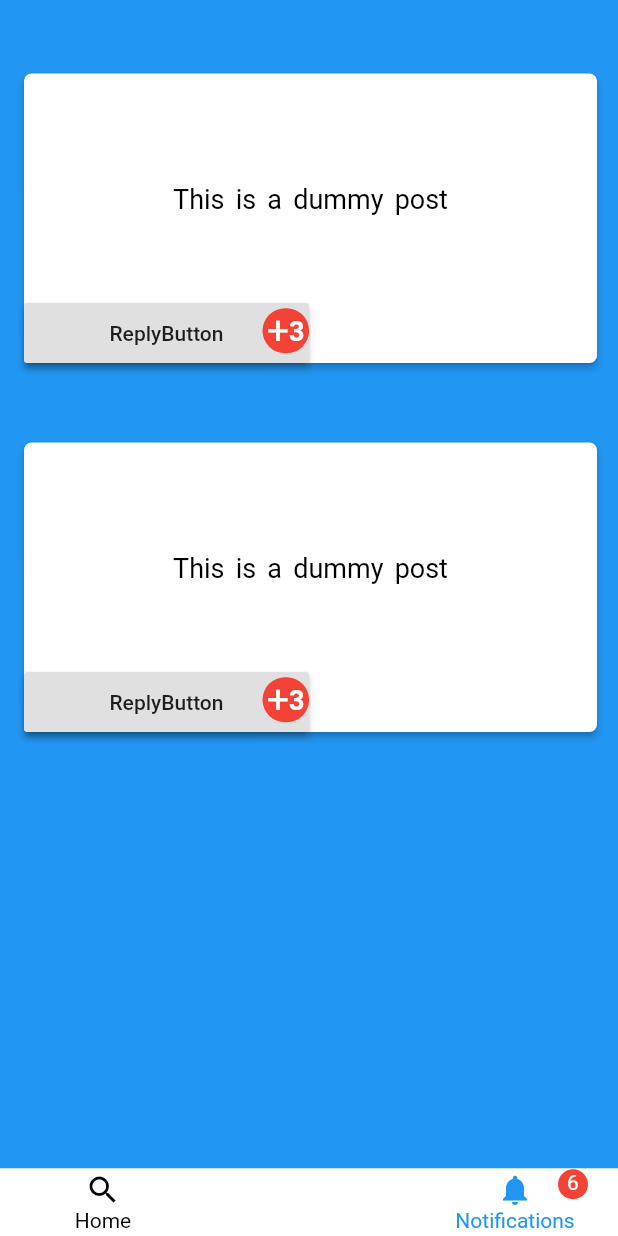
After one commit to gutovesco/Apex_Plus, a Flutter app: the MainScreen screen opened directly, after a tap on "Notifications", on a phone screen of 412 x 824 dp. The commit adds this screen. Run offline on Flutter 3.47's test engine with Material 2 defaults, Android fonts, the phone set to English and light mode, and no system bars; our stand-ins replace clay_containers, curved_navigation_bar, font_awesome_flutter; project files that could hold a hidden picture were left out.

Commit message:
notifications prototype

```diff
--- a/lib/commons/collapsing_navigation_drawer_widget.dart
+++ b/lib/commons/collapsing_navigation_drawer_widget.dart
@@ -1,3 +1,5 @@
+import 'package:apex_plus/pages/notifications.dart';
+
 import '../custom_navigation_drawer.dart';
 import 'package:flutter/material.dart';
 
@@ -75,6 +77,11 @@ class CollapsingNavigationDrawerState extends State<CollapsingNavigationDrawer>
                       ? _animationController.forward()
                       : _animationController.reverse();
                 });
+                Navigator.push(
+                      context,
+                      new MaterialPageRoute(
+                          builder: (BuildContext context) =>
+                              commentFoundation()));
               },
               child: AnimatedIcon(
                 icon: AnimatedIcons.close_menu,
--- a/lib/community_page.dart
+++ b/lib/community_page.dart
@@ -11,16 +11,9 @@ class CommunityPage extends StatefulWidget {
 
 class _CommunityPage extends State<CommunityPage> {
 
-final List<String> lista = [
-"Gutro",
-"kyle",
-"Samuca",
-"Yve",
-"Johm"
-];
-
   final List<String> subjects = ["Date", "Views", "Name", "User", "Filter"];
   String selectedSubject = "Filter";
+
   Widget build(BuildContext context) {
     return Scaffold(
      appBar: AppBar(
--- /dev/null
+++ b/lib/pages/notifications.dart
@@ -0,0 +1,470 @@
+import 'package:flutter/material.dart';
+import 'package:flutter/cupertino.dart';
+import 'package:flutter/foundation.dart';
+import 'package:flutter/rendering.dart';
+
+//The content of the notification tab.
+class Notification extends StatefulWidget {
+  @override
+  _NotificationState createState() => new _NotificationState();
+}
+
+class _NotificationState extends State<Notification> {
+  @override
+  Widget build(BuildContext context) {
+    return _buildPostList();
+  }
+
+  Widget _buildPostList() {
+    return new Scaffold(
+        backgroundColor: Colors.blue,
+        body: new Scrollbar(
+            child: new ListView.builder(
+          itemBuilder: (BuildContext context, int index) {
+            return new Container(
+                child: new Stack(children: <Widget>[
+              new Column(
+                children: <Widget>[
+                  Container(
+                      margin: EdgeInsets.only(top: 0.0, left: 12.0),
+                      child: DummyPost()),
+                ],
+              ),
+              replyNotification(),
+            ]));
+          },
+          itemCount: 2,
+        )));
+  }
+
+  Widget replyNotification() {
+    return new Positioned(
+      left: 175,
+      top: 205.5,
+      child: new Container(
+          padding: EdgeInsets.only(left: 3.0, right: 3.0),
+          decoration: new BoxDecoration(
+            color: Colors.red,
+            borderRadius: BorderRadius.circular(30),
+          ),
+          constraints: BoxConstraints(
+            minWidth: 30,
+            minHeight: 30,
+          ),
+          child: Row(
+            children: <Widget>[
+              Container(
+                  padding: EdgeInsets.only(top: 0.0),
+                  child: new Text(
+                    '+',
+                    style: new TextStyle(
+                      color: Colors.white,
+                      fontSize: 26,
+                    ),
+                    textAlign: TextAlign.center,
+                  )),
+              Container(
+                  padding: EdgeInsets.only(right: 0.0),
+                  child: new Text(
+                    '3',
+                    style: new TextStyle(
+                      color: Colors.white,
+                      fontSize: 18,
+                      fontWeight: FontWeight.bold,
+                    ),
+                    textAlign: TextAlign.center,
+                  )),
+            ],
+          )),
+    );
+  }
+}
+
+class HomePage extends StatefulWidget {
+  @override
+  _HomePageState createState() => new _HomePageState();
+}
+
+class _HomePageState extends State<HomePage> {
+  @override
+  Widget build(BuildContext context) {
+    return Center(
+        child: new Container(
+      child: Text("HomePageStuff"),
+    ));
+  }
+}
+
+//A dummy post in notififications tab
+class DummyPost extends StatefulWidget {
+  @override
+  _DummyPostState createState() => new _DummyPostState();
+}
+
+class _DummyPostState extends State<DummyPost> {
+  bool monVal = false;
+  bool reportPressed = false;
+
+  Widget commentButton() {
+    return RaisedButton(
+      child: Text("ReplyButton"),
+      onPressed: () => Navigator.push(context,
+          MaterialPageRoute(builder: (context) => commentFoundation())),
+    );
+  }
+
+  @override
+  Widget build(BuildContext context) {
+    return postList();
+  }
+
+  Widget postList() {
+    return Column(children: <Widget>[
+      new GestureDetector(
+          //this type works
+          onTap: () => Navigator.pushNamed(context, '/comment'),
+          child: new Stack(children: <Widget>[
+            Column(children: <Widget>[
+              SizedBox(
+                height: 10.0,
+              ),
+              Container(
+                  margin: EdgeInsets.only(top: 35.0),
+                  width: 390.0,
+                  child: Card(
+                      shape: RoundedRectangleBorder(
+                        //15?
+                        borderRadius: BorderRadius.circular(5.0),
+                      ),
+                      color: Colors.white,
+                      elevation: 2.0,
+                      child: Column(
+                        mainAxisSize: MainAxisSize.min,
+                        children: <Widget>[
+                          new Flexible(
+                              child: ListTile(
+                            // The main post content
+                            subtitle: Container(
+                              height: 130.0,
+                              margin: EdgeInsets.only(
+                                  top: 15.0, left: 15.0, right: 15.0),
+                              child: Container(
+                                  child: Center(
+                                      child: Text(
+                                "This is a dummy post",
+                                textAlign: TextAlign.center,
+                                style: TextStyle(
+                                    wordSpacing: 3.0,
+                                    color: Colors.black,
+                                    fontSize: 18.0),
+                              ))),
+                            ),
+                          )),
+                          //button row
+                          new Container(
+                              width: 400.0,
+                              child: Row(
+                                mainAxisAlignment:
+                                    MainAxisAlignment.spaceBetween,
+                                children: <Widget>[
+                                  Container(
+                                    margin: EdgeInsets.only(right: 0.0),
+                                    width: 190.0,
+                                    height: 40.0,
+                                    child: commentButton(),
+                                  ),
+                                  // Text to indicate comment numbers
+                                ],
+                              )),
+                        ],
+                      ))),
+            ]),
+          ]))
+    ]);
+  }
+}
+
+//the entire comment page.
+class commentFoundation extends StatefulWidget {
+  @override
+  _commentFoundationState createState() => new _commentFoundationState();
+}
+
+class _commentFoundationState extends State<commentFoundation> {
+  ScrollController _scrollController = new ScrollController();
+
+  @override
+  Widget build(BuildContext context) {
+    return new Scaffold(
+        backgroundColor: Colors.green,
+        appBar: _buildAppBar(),
+        body: new Stack(children: <Widget>[
+          ListView.builder(
+              shrinkWrap: true,
+              controller: _scrollController,
+              itemCount: 5,
+              itemBuilder: (BuildContext context, int index) {
+                return new individualComment();
+              }),
+        ]));
+  }
+
+  Widget _buildAppBar() {
+    return AppBar(
+      title: Text("REPLIES"),
+      automaticallyImplyLeading: true,
+      backgroundColor: Colors.white,
+      elevation: 0.0,
+    );
+  }
+}
+
+//Each individual comment you see when you click on a post
+class individualComment extends StatefulWidget {
+  final String title;
+
+  const individualComment({Key key, this.title}) : super(key: key);
+
+  @override
+  _individualCommentState createState() => new _individualCommentState();
+}
+
+class _individualCommentState extends State<individualComment> {
+  @override
+  Widget build(BuildContext context) {
+    return new Stack(
+      children: <Widget>[
+        Column(children: <Widget>[
+          //this used to be an expanded
+          new Container(
+              child: Card(
+                  elevation: 0.0,
+                  child: Column(
+                    mainAxisSize: MainAxisSize.min,
+                    children: <Widget>[
+                      new ListTile(
+                        // The avatar
+                        leading: Container(
+                            child: Icon(
+                          Icons.accessibility_new,
+                        )),
+                        // Title, location, and time
+
+                        // The main post content
+                        subtitle: Container(
+                          margin: EdgeInsets.only(top: 10.0, bottom: 0.0),
+                          child: Text(
+                            "This is a reply",
+                            style: TextStyle(
+                                color: Colors.black,
+                                fontSize: .0364609 *
+                                    MediaQuery.of(context).size.width),
+                          ),
+                        ),
+                      ),
+                    ],
+                  ))),
+        ])
+      ],
+    );
+  }
+}
+
+//*****This is just the tabbar.
+class MainScreen extends StatefulWidget {
+  @override
+  _MainScreenstate createState() => new _MainScreenstate();
+}
+
+class _MainScreenstate extends State<MainScreen> with TickerProviderStateMixin {
+  String _lastSelected = '0';
+  final List<Widget> _bodyOptions = [
+    HomePage(),
+    Notification(),
+  ];
+  int _selectedIndex = 0;
+  bool tab = true;
+
+  _selectedTab(int index) {
+    setState(() {
+      _lastSelected = '$index';
+    });
+  }
+
+  Widget __buildTabs() {
+    return Scaffold(
+        body: _bodyOptions.elementAt(int.parse(_lastSelected)),
+        //around the FAB
+        backgroundColor: const Color(0xFFF4F4F4),
+        bottomNavigationBar: new Stack(
+          children: <Widget>[
+            FABBottomAppBar(
+              height: 45.0,
+              centerItemText: '',
+              color: Colors.black,
+              selectedColor: Colors.blue,
+              notchedShape: CircularNotchedRectangle(),
+              onTabSelected: _selectedTab,
+              items: [
+                FABBottomAppBarItem(iconData: Icons.search, text: 'Home'),
+                FABBottomAppBarItem(
+                    iconData: Icons.notifications, text: 'Notifications'),
+              ],
+            ),
+
+            //the red "notification" marble
+            new Positioned(
+              right: 20,
+              top: 0.5,
+              child: new Container(
+                padding: EdgeInsets.all(1),
+                decoration: new BoxDecoration(
+                  color: Colors.red,
+                  borderRadius: BorderRadius.circular(12),
+                ),
+                constraints: BoxConstraints(
+                  minWidth: 20,
+                  minHeight: 20,
+                ),
+                child: new Text(
+                  '6',
+                  style: new TextStyle(
+                    color: Colors.white,
+                    fontSize: 14,
+                  ),
+                  textAlign: TextAlign.center,
+                ),
+              ),
+            )
+          ],
+        ));
+  }
+
+  @override
+  Widget build(BuildContext context) {
+    return __buildTabs();
+  }
+}
+
+//Everything below is boiler plate tabbar code.
+class FABBottomAppBarItem {
+  FABBottomAppBarItem({this.iconData, this.text});
+
+  IconData iconData;
+  String text;
+}
+
+class FABBottomAppBar extends StatefulWidget {
+  FABBottomAppBar({
+    this.items,
+    this.centerItemText,
+    this.height: 60.0,
+    this.iconSize: 24.0,
+    this.backgroundColor,
+    this.color,
+    this.selectedColor,
+    this.notchedShape,
+    this.onTabSelected,
+  }) {
+    assert(this.items.length == 2 || this.items.length == 4);
+  }
+
+  final List<FABBottomAppBarItem> items;
+  final String centerItemText;
+  final double height;
+  final double iconSize;
+  final Color backgroundColor;
+  final Color color;
+  final Color selectedColor;
+  final NotchedShape notchedShape;
+  final ValueChanged<int> onTabSelected;
+
+  @override
+  State<StatefulWidget> createState() => FABBottomAppBarState();
+}
+
+class FABBottomAppBarState extends State<FABBottomAppBar> {
+  int _selectedIndex = 0;
+
+  _updateIndex(int index) {
+    widget.onTabSelected(index);
+    setState(() {
+      _selectedIndex = index;
+    });
+    return _selectedIndex;
+  }
+
+  @override
+  Widget build(BuildContext context) {
+    List<Widget> items = List.generate(widget.items.length, (int index) {
+      return _buildTabItem(
+        item: widget.items[index],
+        index: index,
+        onPressed: _updateIndex,
+      );
+    });
+    items.insert(items.length >> 1, _buildMiddleTabItem());
+
+    return BottomAppBar(
+      elevation: 0.0,
+      notchMargin: 2.0,
+      shape: CircularNotchedRectangle(),
+      child: Row(
+        mainAxisSize: MainAxisSize.max,
+        mainAxisAlignment: MainAxisAlignment.spaceAround,
+        children: items,
+      ),
+      //color of bottom
+      color: Colors.white,
+    );
+  }
+
+  Widget _buildMiddleTabItem() {
+    return Expanded(
+      child: SizedBox(
+        height: widget.height,
+        child: Column(
+          mainAxisSize: MainAxisSize.min,
+          mainAxisAlignment: MainAxisAlignment.center,
+          children: <Widget>[
+            SizedBox(height: widget.iconSize),
+            Text(
+              widget.centerItemText ?? '',
+              style: TextStyle(color: widget.color),
+            ),
+          ],
+        ),
+      ),
+    );
+  }
+
+  Widget _buildTabItem({
+    FABBottomAppBarItem item,
+    int index,
+    ValueChanged<int> onPressed,
+  }) {
+    Color color = _selectedIndex == index ? widget.selectedColor : widget.color;
+    return Expanded(
+      child: SizedBox(
+        height: widget.height,
+        child: Material(
+          type: MaterialType.transparency,
+          child: InkWell(
+            onTap: () => onPressed(index),
+            child: Column(
+              mainAxisSize: MainAxisSize.min,
+              mainAxisAlignment: MainAxisAlignment.center,
+              children: <Widget>[
+                Icon(item.iconData, color: color, size: widget.iconSize),
+                Text(
+                  item.text,
+                  style: TextStyle(color: color),
+                )
+              ],
+            ),
+          ),
+        ),
+      ),
+    );
+  }
+}
```
